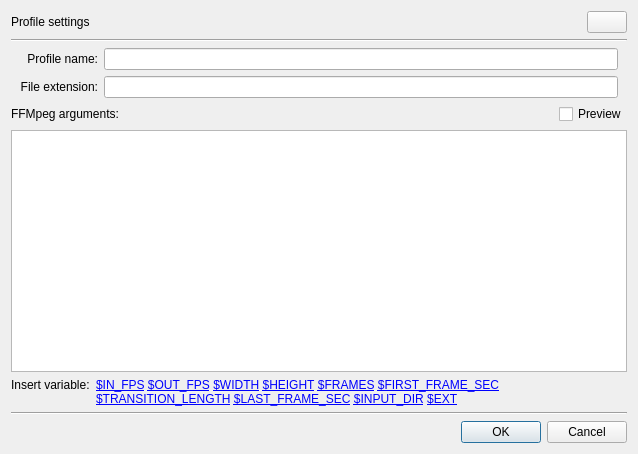
First picture: the form in plugins/dockers/recorder/recorder_profile_settings.ui, repository KDE/krita, before the edit.
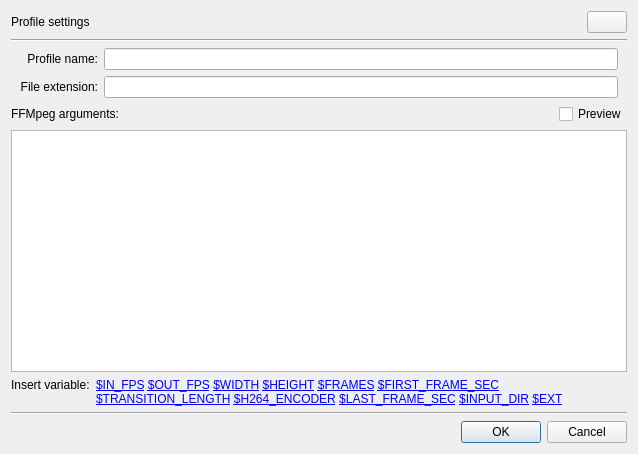
Second picture: the form after the edit. Icons and pictures are not drawn.

Commit message:
Consolidated recorder h264 profiles into variable
 Conflicts:
	plugins/dockers/recorder/recorder_export.cpp
	plugins/dockers/recorder/recorder_export_settings.h

(cherry-picked from commit e4ff3b5f)

Diff of the .ui file:
```diff
--- a/plugins/dockers/recorder/recorder_profile_settings.ui
+++ b/plugins/dockers/recorder/recorder_profile_settings.ui
@@ -91,6 +91,7 @@
 &lt;a href=&quot;$FRAMES&quot;&gt;$FRAMES&lt;/a&gt;
 &lt;a href=&quot;$FIRST_FRAME_SEC&quot;&gt;$FIRST_FRAME_SEC&lt;/a&gt;
 &lt;a href=&quot;$TRANSITION_LENGTH&quot;&gt;$TRANSITION_LENGTH&lt;/a&gt;
+&lt;a href=&quot;$H264_ENCODER&quot;&gt;$H264_ENCODER&lt;/a&gt;
 &lt;a href=&quot;$LAST_FRAME_SEC&quot;&gt;$LAST_FRAME_SEC&lt;/a&gt;
 &lt;a href=&quot;$INPUT_DIR&quot;&gt;$INPUT_DIR&lt;/a&gt;
 &lt;a href=&quot;$EXT&quot;&gt;$EXT&lt;/a&gt;
```
The commit also changes 2 other files.
